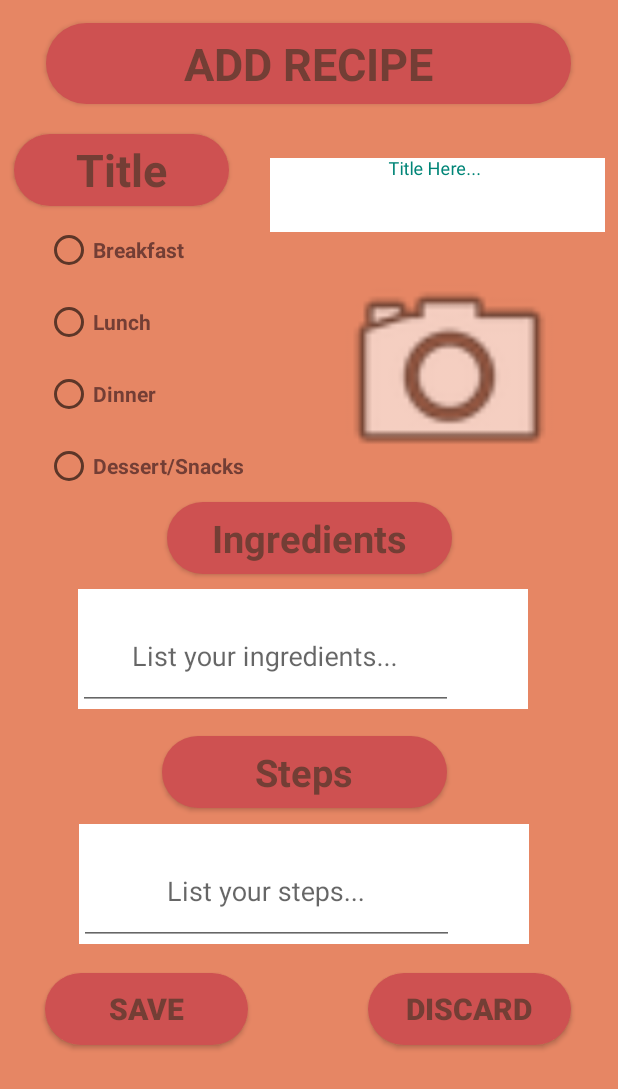
After one commit to alexbegt/WhatsCooking, an Android app: the AddRecipe screen opened directly, with no data from a screen before it, on a phone screen of 412 x 824 dp. The commit adds this screen. Shown: the top 1089 px of the screen. Run offline under Robolectric (Android 15) with nearby library versions, the phone set to English and light mode, and no system bars.

Commit message:
Add Recipe Design (#4)
* Add Recipe Design

* Add Recipe Design

* Delete logs

Co-authored-by: Alexander (alexbegt) <traincrazyb@aol.com>

```diff
--- a/app/src/main/AndroidManifest.xml
+++ b/app/src/main/AndroidManifest.xml
@@ -11,15 +11,15 @@
         android:roundIcon="@mipmap/ic_launcher_round"
         android:supportsRtl="true"
         android:theme="@style/Theme.WhatsCooking">
-
+        <activity
+            android:name=".AddRecipe"
+            android:exported="false" />
         <activity
             android:name=".MainActivity"
             android:exported="true" />
-
         <activity
             android:name=".registration.SignUpActivity"
             android:exported="true" />
-
         <activity
             android:name=".registration.LoginActivity"
             android:exported="true">
--- /dev/null
+++ b/app/src/main/java/com/whatscooking/application/AddRecipe.java
@@ -0,0 +1,14 @@
+package com.whatscooking.application;
+
+import androidx.appcompat.app.AppCompatActivity;
+
+import android.os.Bundle;
+
+public class AddRecipe extends AppCompatActivity {
+
+    @Override
+    protected void onCreate(Bundle savedInstanceState) {
+        super.onCreate(savedInstanceState);
+        setContentView(R.layout.activity_add_recipe);
+    }
+}
--- /dev/null
+++ b/app/src/main/res/drawable/round_btn.xml
@@ -0,0 +1,12 @@
+<?xml version="1.0" encoding="utf-8"?>
+<shape xmlns:android="http://schemas.android.com/apk/res/android">
+<solid android:color = "#fff"/>
+    <corners
+
+        android:topRightRadius="50dp"
+        android:topLeftRadius="50dp"
+        android:bottomRightRadius="50dp"
+        android:bottomLeftRadius="50dp"
+
+        />
+</shape>
--- /dev/null
+++ b/app/src/main/res/layout/activity_add_recipe.xml
@@ -0,0 +1,241 @@
+<?xml version="1.0" encoding="utf-8"?>
+
+<androidx.constraintlayout.widget.ConstraintLayout xmlns:android="http://schemas.android.com/apk/res/android"
+    xmlns:app="http://schemas.android.com/apk/res-auto"
+    xmlns:tools="http://schemas.android.com/tools"
+    android:layout_width="match_parent"
+    android:layout_height="match_parent"
+    android:background="#E68664"
+    tools:context=".AddRecipe">
+
+    <Button
+        android:id="@+id/addrecipe2"
+        style="Inter"
+        android:layout_width="350dp"
+        android:layout_height="54dp"
+        android:layout_marginStart="1dp"
+        android:layout_marginTop="15dp"
+        android:layout_marginEnd="1dp"
+        android:layout_marginBottom="20dp"
+        android:background="@drawable/round_btn"
+        android:backgroundTint="#CE5151"
+        android:text="Add Recipe"
+        android:textAlignment="gravity"
+        android:textAllCaps="true"
+        android:textAppearance="@style/TextAppearance.AppCompat.Body1"
+        android:textColor="#733E35"
+        android:textSize="30sp"
+        android:textStyle="bold"
+        android:visibility="visible"
+        app:layout_constraintBottom_toTopOf="@+id/rectitle"
+        app:layout_constraintEnd_toEndOf="parent"
+        app:layout_constraintHorizontal_bias="0.491"
+        app:layout_constraintStart_toStartOf="parent"
+        app:layout_constraintTop_toTopOf="parent"
+        tools:ignore="TextContrastCheck" />
+
+    <Button
+        android:id="@+id/rectitle"
+        style="Inter"
+        android:layout_width="143dp"
+        android:layout_height="48dp"
+        android:layout_marginStart="18dp"
+        android:layout_marginEnd="12dp"
+        android:layout_marginBottom="5dp"
+        android:background="@drawable/round_btn"
+        android:backgroundTint="#CE5151"
+        android:text="Title"
+        android:textAlignment="gravity"
+        android:textAllCaps="false"
+        android:textAppearance="@style/TextAppearance.AppCompat.Body1"
+        android:textColor="#733E35"
+        android:textSize="30sp"
+        android:textStyle="bold"
+        app:layout_constraintBottom_toTopOf="@+id/breakfast"
+        app:layout_constraintEnd_toStartOf="@+id/inputtitle"
+        app:layout_constraintHorizontal_bias="1.0"
+        app:layout_constraintStart_toStartOf="parent"
+        app:layout_constraintTop_toBottomOf="@+id/addrecipe2" />
+
+    <com.google.android.material.textfield.TextInputLayout
+        android:id="@+id/inputtitle"
+        android:layout_width="223dp"
+        android:layout_height="49dp"
+        android:layout_marginStart="15dp"
+        android:layout_marginTop="36dp"
+        android:layout_marginEnd="18dp"
+        android:background="#FFFFFF"
+        app:layout_constraintEnd_toEndOf="parent"
+        app:layout_constraintStart_toEndOf="@+id/rectitle"
+        app:layout_constraintTop_toBottomOf="@+id/addrecipe2">
+
+        <com.google.android.material.textfield.TextInputEditText
+            android:id="@+id/titlehere"
+            android:layout_width="220dp"
+            android:layout_height="48dp"
+            android:gravity="center"
+            android:hint="Title Here..." />
+    </com.google.android.material.textfield.TextInputLayout>
+
+    <RadioButton
+        android:id="@+id/breakfast"
+        android:layout_width="170dp"
+        android:layout_height="48dp"
+        android:layout_marginStart="30dp"
+        android:layout_marginEnd="211dp"
+        android:text="Breakfast"
+        android:textColor="#733E35"
+        android:textStyle="bold"
+        app:layout_constraintBottom_toTopOf="@+id/lunch"
+        app:layout_constraintEnd_toEndOf="parent"
+        app:layout_constraintHorizontal_bias="0.0"
+        app:layout_constraintStart_toStartOf="parent" />
+
+    <RadioButton
+        android:id="@+id/lunch"
+        android:layout_width="170dp"
+        android:layout_height="48dp"
+        android:layout_marginStart="30dp"
+        android:text="Lunch"
+        android:textColor="#733E35"
+        android:textStyle="bold"
+        app:layout_constraintBottom_toTopOf="@+id/dinner"
+        app:layout_constraintStart_toStartOf="parent" />
+
+    <RadioButton
+        android:id="@+id/dinner"
+        android:layout_width="170dp"
+        android:layout_height="48dp"
+        android:layout_marginStart="30dp"
+        android:text="Dinner"
+        android:textColor="#733E35"
+        android:textStyle="bold"
+        app:layout_constraintBottom_toTopOf="@+id/dessert"
+        app:layout_constraintStart_toStartOf="parent" />
+
+    <RadioButton
+        android:id="@+id/dessert"
+        android:layout_width="170dp"
+        android:layout_height="48dp"
+        android:layout_marginStart="30dp"
+        android:text="Dessert/Snacks"
+        android:textColor="#733E35"
+        android:textStyle="bold"
+        app:layout_constraintStart_toStartOf="parent"
+        app:layout_constraintTop_toBottomOf="@+id/dinner" />
+
+    <ImageView
+        android:id="@+id/imageView"
+        android:layout_width="159dp"
+        android:layout_height="163dp"
+        android:layout_marginStart="20dp"
+        android:layout_marginTop="12dp"
+        app:layout_constraintStart_toEndOf="@+id/breakfast"
+        app:layout_constraintTop_toBottomOf="@+id/inputtitle"
+        app:srcCompat="@android:drawable/ic_menu_camera" />
+
+    <Button
+        android:id="@+id/ingredients"
+        android:layout_width="190dp"
+        android:layout_height="48dp"
+        android:layout_marginStart="102dp"
+        android:layout_marginEnd="102dp"
+        android:background="@drawable/round_btn"
+        android:backgroundTint="#CE5151"
+        android:text="Ingredients"
+        android:textAlignment="gravity"
+        android:textAllCaps="false"
+        android:textAppearance="@style/TextAppearance.AppCompat.Body1"
+        android:textColor="#733E35"
+        android:textSize="25sp"
+        android:textStyle="bold"
+        app:layout_constraintEnd_toEndOf="parent"
+        app:layout_constraintStart_toStartOf="parent"
+        app:layout_constraintTop_toBottomOf="@+id/dessert" />
+
+    <com.google.android.material.textfield.TextInputLayout
+        android:id="@+id/inputing"
+        android:layout_width="300dp"
+        android:layout_height="80dp"
+        android:layout_marginStart="52dp"
+        android:layout_marginTop="10dp"
+        android:background="#FFFFFF"
+        app:layout_constraintStart_toStartOf="parent"
+        app:layout_constraintTop_toBottomOf="@+id/ingredients">
+
+        <com.google.android.material.textfield.TextInputEditText
+            android:id="@+id/listing"
+            android:layout_width="250dp"
+            android:layout_height="70dp"
+            android:gravity="center"
+            android:hint="List your ingredients..." />
+    </com.google.android.material.textfield.TextInputLayout>
+
+    <Button
+        android:id="@+id/steps"
+        android:layout_width="190dp"
+        android:layout_height="48dp"
+        android:layout_marginStart="108dp"
+        android:layout_marginTop="18dp"
+        android:background="@drawable/round_btn"
+        android:backgroundTint="#CE5151"
+        android:text="Steps"
+        android:textAlignment="gravity"
+        android:textAllCaps="false"
+        android:textAppearance="@style/TextAppearance.AppCompat.Body1"
+        android:textColor="#733E35"
+        android:textSize="25sp"
+        android:textStyle="bold"
+        app:layout_constraintStart_toStartOf="parent"
+        app:layout_constraintTop_toBottomOf="@+id/inputing" />
+
+    <com.google.android.material.textfield.TextInputLayout
+        android:id="@+id/liststep"
+        android:layout_width="300dp"
+        android:layout_height="80dp"
+        android:layout_marginTop="549dp"
+        android:background="#FFFFFF"
+        app:layout_constraintEnd_toEndOf="parent"
+        app:layout_constraintHorizontal_bias="0.468"
+        app:layout_constraintStart_toStartOf="parent"
+        app:layout_constraintTop_toTopOf="parent">
+
+        <com.google.android.material.textfield.TextInputEditText
+            android:id="@+id/listhere"
+            android:layout_width="250dp"
+            android:layout_height="70dp"
+            android:gravity="center"
+            android:hint="List your steps..." />
+    </com.google.android.material.textfield.TextInputLayout>
+
+    <Button
+        android:id="@+id/save"
+        android:layout_width="135dp"
+        android:layout_height="48dp"
+        android:layout_marginStart="30dp"
+        android:layout_marginTop="19dp"
+        android:background="@drawable/round_btn"
+        android:backgroundTint="#CE5151"
+        android:text="Save"
+        android:textColor="#733E35"
+        android:textSize="20sp"
+        android:textStyle="bold"
+        app:layout_constraintStart_toStartOf="parent"
+        app:layout_constraintTop_toBottomOf="@+id/liststep" />
+
+    <Button
+        android:id="@+id/discard"
+        android:layout_width="135dp"
+        android:layout_height="48dp"
+        android:layout_marginTop="19dp"
+        android:layout_marginEnd="31dp"
+        android:background="@drawable/round_btn"
+        android:backgroundTint="#CE5151"
+        android:text="Discard"
+        android:textColor="#733E35"
+        android:textSize="20sp"
+        android:textStyle="bold"
+        app:layout_constraintEnd_toEndOf="parent"
+        app:layout_constraintTop_toBottomOf="@+id/liststep" />
+
+</androidx.constraintlayout.widget.ConstraintLayout>
--- a/app/src/main/res/values-night/themes.xml
+++ b/app/src/main/res/values-night/themes.xml
@@ -1,6 +1,6 @@
 <resources xmlns:tools="http://schemas.android.com/tools">
     <!-- Base application theme. -->
-    <style name="Theme.WhatsCooking" parent="Theme.MaterialComponents.DayNight.DarkActionBar">
+    <style name="Theme.WhatsCooking" parent="Theme.AppCompat.Light.NoActionBar">
         <!-- Primary brand color. -->
         <item name="colorPrimary">@color/purple_200</item>
         <item name="colorPrimaryVariant">@color/purple_700</item>
--- a/app/src/main/res/values/themes.xml
+++ b/app/src/main/res/values/themes.xml
@@ -1,6 +1,6 @@
 <resources xmlns:tools="http://schemas.android.com/tools">
     <!-- Base application theme. -->
-    <style name="Theme.WhatsCooking" parent="Theme.MaterialComponents.DayNight.DarkActionBar">
+    <style name="Theme.WhatsCooking" parent="Theme.AppCompat.Light.NoActionBar">
         <!-- Primary brand color. -->
         <item name="colorPrimary">@color/purple_500</item>
         <item name="colorPrimaryVariant">@color/purple_700</item>
```
Also changed, not shown: gradle/wrapper/gradle-wrapper.properties.
